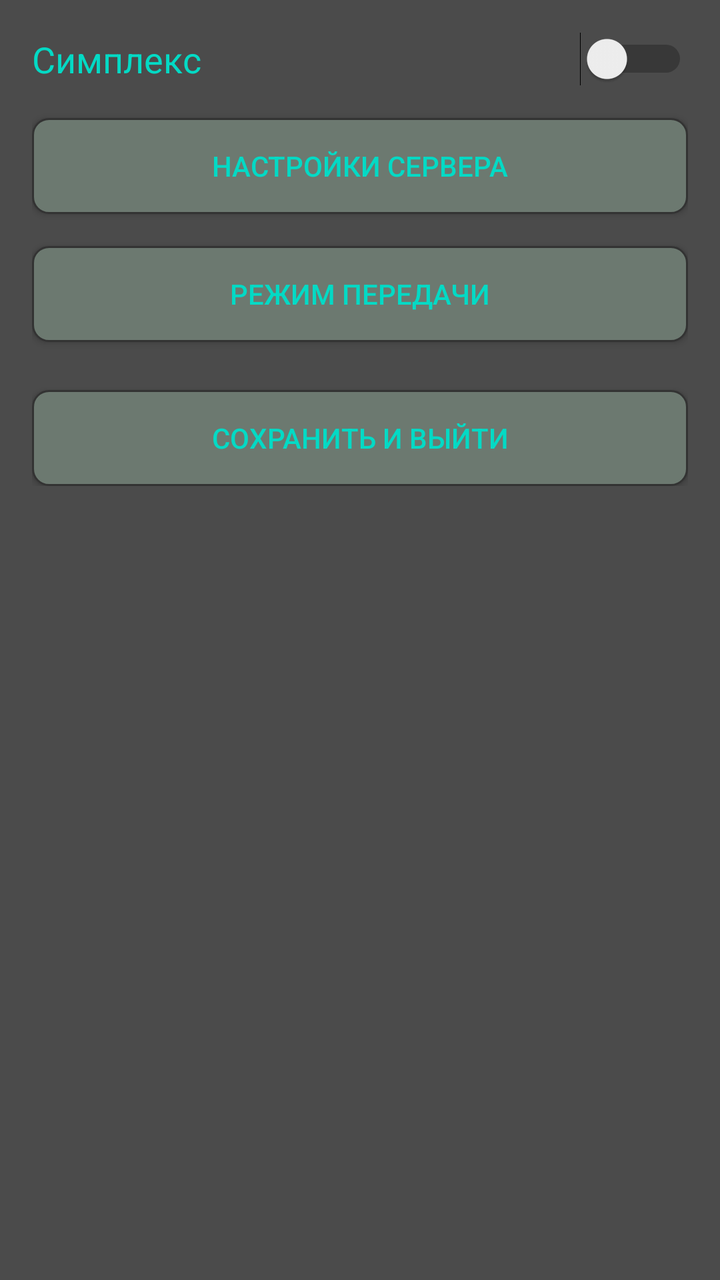
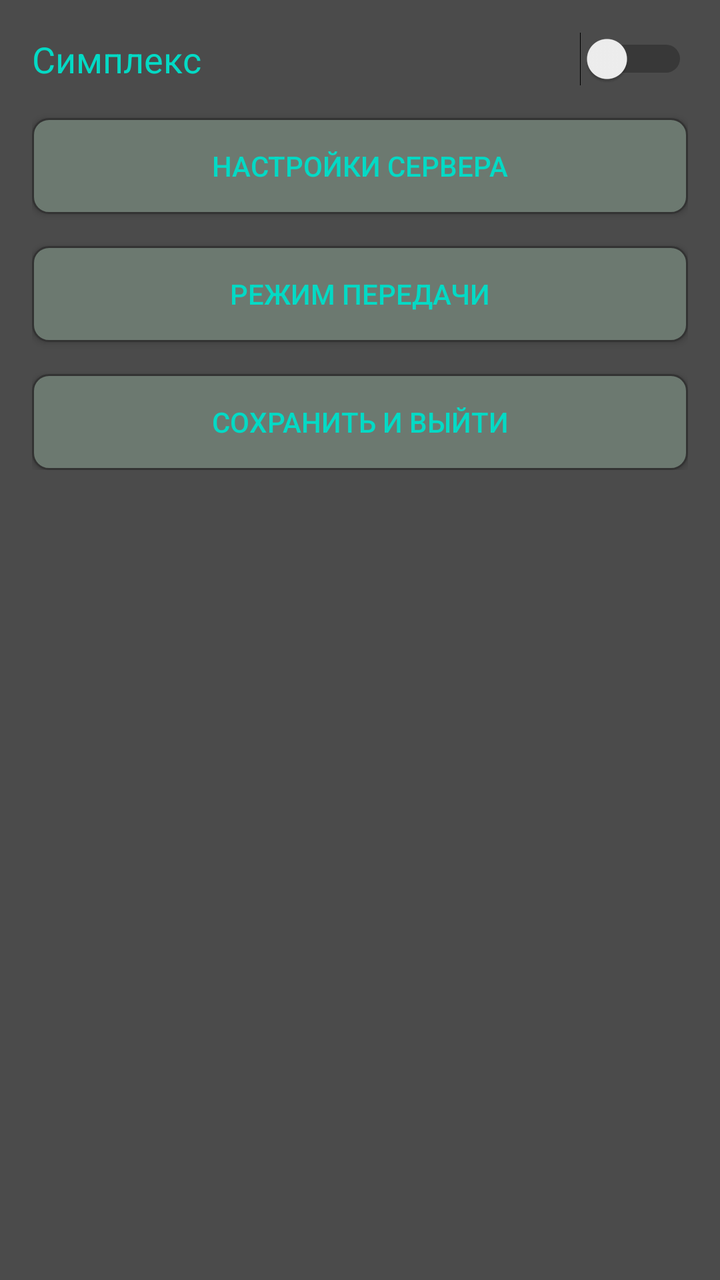

Compare the two renders of this Android layout. The source of the first and the diff that turns it into the second are given below.
<!-- AndroidManifest.xml: application theme AppTheme -->
<!-- res/layout/activity_settings.xml -->
<?xml version="1.0" encoding="utf-8"?>
<ScrollView xmlns:android="http://schemas.android.com/apk/res/android"
    android:layout_width="match_parent"
    android:layout_height="match_parent"
    android:background="@color/colorback"
    android:padding="16dp">

    <LinearLayout
        android:layout_width="match_parent"
        android:layout_height="wrap_content"
        android:orientation="vertical">

        <LinearLayout
            android:layout_width="match_parent"
            android:layout_height="wrap_content"
            android:gravity="center_vertical"
            android:layout_marginBottom="16dp"
            android:orientation="horizontal">
            <TextView
                android:layout_width="0dp"
                android:layout_height="wrap_content"
                android:layout_weight="1"
                android:text="Симплекс"
                android:textColor="@color/colortextabout"
                android:textSize="18sp" />
            <Switch
                android:id="@+id/switchSimplex"
                android:layout_width="wrap_content"
                android:layout_height="wrap_content" />
        </LinearLayout>

        <Button
            android:id="@+id/btnToggleServer"
            android:layout_width="match_parent"
            android:layout_height="wrap_content"
            android:background="@drawable/roundshapebtn"
            android:text="Настройки сервера"
            android:textColor="@color/colorButton"
            android:layout_marginBottom="16dp" />

        
        <LinearLayout
            android:id="@+id/layoutServerSettings"
            android:layout_width="match_parent"
            android:layout_height="wrap_content"
            android:orientation="vertical"
            android:visibility="gone">

            <LinearLayout
                android:layout_width="match_parent"
                android:layout_height="wrap_content"
                android:gravity="center_vertical"
                android:layout_marginBottom="16dp"
                android:orientation="horizontal">
                <TextView
                    android:layout_width="0dp"
                    android:layout_height="wrap_content"
                    android:layout_weight="1"
                    android:text="MyMailIndex ="
                    android:textColor="@color/colortextabout"
                    android:textSize="18sp" />
                <EditText
                    android:id="@+id/editMailIndex"
                    android:layout_width="120dp"
                    android:layout_height="wrap_content"
                    android:backgroundTint="@color/colortextabout"
                    android:inputType="number"
                    android:textColor="@color/colortextabout"
                    android:textSize="18sp" />
            </LinearLayout>

            <LinearLayout
                android:layout_width="match_parent"
                android:layout_height="wrap_content"
                android:gravity="center_vertical"
                android:layout_marginBottom="16dp"
                android:orientation="horizontal">
                <TextView
                    android:layout_width="0dp"
                    android:layout_height="wrap_content"
                    android:layout_weight="1"
                    android:text="Priznak_pmr ="
                    android:textColor="@color/colortextabout"
                    android:textSize="18sp" />
                <EditText
                    android:id="@+id/editPriznak"
                    android:layout_width="120dp"
                    android:layout_height="wrap_content"
                    android:backgroundTint="@color/colortextabout"
                    android:inputType="number"
                    android:maxLength="5"
                    android:textColor="@color/colortextabout"
                    android:textSize="18sp" />
            </LinearLayout>

            <LinearLayout
                android:layout_width="match_parent"
                android:layout_height="wrap_content"
                android:gravity="center_vertical"
                android:layout_marginBottom="16dp"
                android:orientation="horizontal">
                <TextView
                    android:layout_width="0dp"
                    android:layout_height="wrap_content"
                    android:layout_weight="1"
                    android:text="PORT_prm ="
                    android:textColor="@color/colortextabout"
                    android:textSize="18sp" />
                <EditText
                    android:id="@+id/editPortPrm"
                    android:layout_width="120dp"
                    android:layout_height="wrap_content"
                    android:backgroundTint="@color/colortextabout"
                    android:inputType="number"
                    android:textColor="@color/colortextabout"
                    android:textSize="18sp" />
            </LinearLayout>

            <LinearLayout
                android:layout_width="match_parent"
                android:layout_height="wrap_content"
                android:gravity="center_vertical"
                android:layout_marginBottom="16dp"
                android:orientation="horizontal">
                <TextView
                    android:layout_width="0dp"
                    android:layout_height="wrap_content"
                    android:layout_weight="1"
                    android:text="PORT_prd ="
                    android:textColor="@color/colortextabout"
                    android:textSize="18sp" />
                <EditText
                    android:id="@+id/editPortPrd"
                    android:layout_width="120dp"
                    android:layout_height="wrap_content"
                    android:backgroundTint="@color/colortextabout"
                    android:inputType="number"
                    android:textColor="@color/colortextabout"
                    android:textSize="18sp" />
            </LinearLayout>

            <LinearLayout
                android:layout_width="match_parent"
                android:layout_height="wrap_content"
                android:gravity="center_vertical"
                android:layout_marginBottom="24dp"
                android:orientation="horizontal">
                <TextView
                    android:layout_width="0dp"
                    android:layout_height="wrap_content"
                    android:layout_weight="1"
                    android:text="ip_server ="
                    android:textColor="@color/colortextabout"
                    android:textSize="18sp" />
                <EditText
                    android:id="@+id/editIp"
                    android:layout_width="150dp"
                    android:layout_height="wrap_content"
                    android:backgroundTint="@color/colortextabout"
                    android:inputType="text"
                    android:textColor="@color/colortextabout"
                    android:textSize="18sp" />
            </LinearLayout>
        </LinearLayout>

        <Button
            android:id="@+id/btnCodecDialog"
            android:layout_width="match_parent"
            android:layout_height="wrap_content"
            android:layout_marginBottom="24dp"
            android:background="@drawable/roundshapebtn"
            android:text="Режим передачи"
            android:textColor="@color/colorButton" />

        <Button
            android:id="@+id/btnSaveSettings"
            android:layout_width="match_parent"
            android:layout_height="wrap_content"
            android:background="@drawable/roundshapebtn"
            android:text="СОХРАНИТЬ И ВЫЙТИ"
            android:textColor="@color/colorButton" />
    </LinearLayout>
</ScrollView>
<!-- resources referenced by this layout -->
<resources>
  <color name="colorButton">#03dac5</color>
  <color name="colorback">#4b4b4b</color>
  <color name="colortextabout">#03dac5</color>
  <!-- drawable roundshapebtn (drawable) -->
  <?xml version="1.0" encoding="utf-8"?>
  <shape xmlns:android="http://schemas.android.com/apk/res/android"
      android:shape="rectangle">
      <corners android:radius="8dp" />
      <solid android:color="@color/colorButtonBack" />
      <stroke android:width="1dp" android:color="#333333" />
  </shape>
  <style name="AppTheme" parent="Theme.AppCompat.Light.NoActionBar">
          <item name="colorAccent">@color/colorAccent</item>
          <item name="colorPrimary">@color/colorPrimary</item>
          <item name="colorPrimaryDark">@color/colorPrimaryDark</item>
      </style>
  <color name="colorButtonBack">#6c7970</color>
  <color name="colorAccent">#03dac5</color>
  <color name="colorPrimary">#6200ee</color>
  <color name="colorPrimaryDark">#3700b3</color>
</resources>

<!-- the commit's change to res/layout/activity_settings.xml (unified diff, before → after) -->
@@ -167,10 +167,20 @@
             android:id="@+id/btnCodecDialog"
             android:layout_width="match_parent"
             android:layout_height="wrap_content"
-            android:layout_marginBottom="24dp"
+            android:layout_marginBottom="16dp"
             android:background="@drawable/roundshapebtn"
             android:text="Режим передачи"
             android:textColor="@color/colorButton" />
+
+        <Button
+            android:id="@+id/btnChanList"
+            android:layout_width="match_parent"
+            android:layout_height="wrap_content"
+            android:layout_marginBottom="16dp"
+            android:background="@drawable/roundshapebtn"
+            android:text="Список"
+            android:textColor="@color/colorButton"
+            android:visibility="gone" /> 
 
         <Button
             android:id="@+id/btnSaveSettings"
